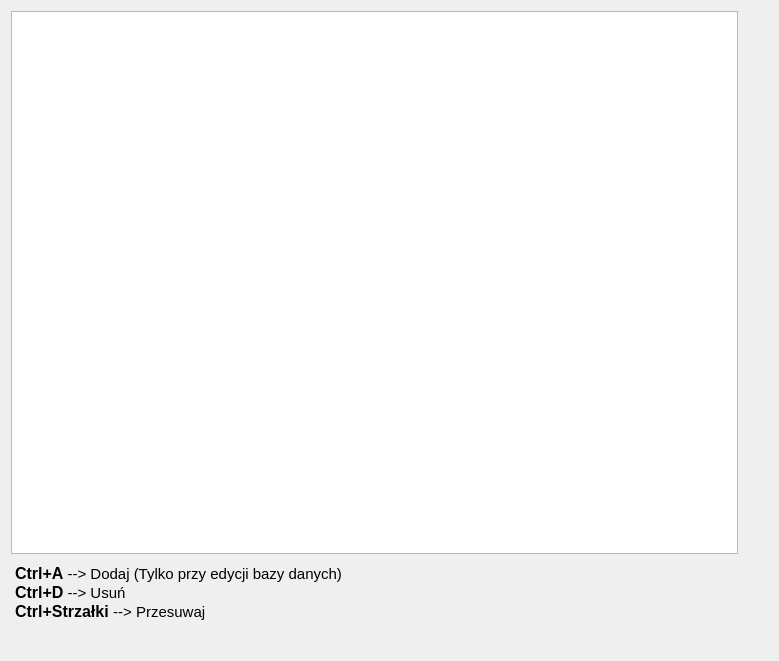
Above: source/UI/Seasons/CalendarEditor/CalendarEditorWidget.ui from SiekamCebule/sj-sim before the change. Below: the same form after it.
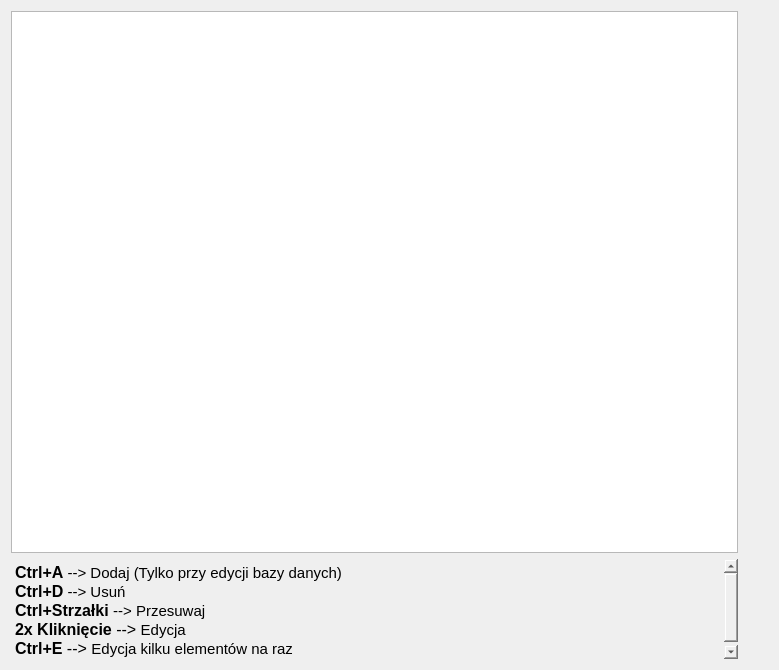
That is the form after the change.

Commit message: Finished calendar editor (without classifications)

```diff
--- a/source/UI/Seasons/CalendarEditor/CalendarEditorWidget.ui
+++ b/source/UI/Seasons/CalendarEditor/CalendarEditorWidget.ui
@@ -7,7 +7,7 @@
     <x>0</x>
     <y>0</y>
     <width>779</width>
-    <height>661</height>
+    <height>670</height>
    </rect>
   </property>
   <property name="windowTitle">
@@ -32,7 +32,7 @@
          <property name="maximumSize">
           <size>
            <width>16777215</width>
-           <height>90</height>
+           <height>100</height>
           </size>
          </property>
          <property name="font">
@@ -56,7 +56,9 @@
 &lt;/style&gt;&lt;/head&gt;&lt;body style=&quot; font-family:'Ubuntu'; font-size:10pt; font-weight:400; font-style:normal;&quot;&gt;
 &lt;p style=&quot; margin-top:0px; margin-bottom:0px; margin-left:0px; margin-right:0px; -qt-block-indent:0; text-indent:0px;&quot;&gt;&lt;span style=&quot; font-size:12pt; font-weight:700;&quot;&gt;Ctrl+A&lt;/span&gt;&lt;span style=&quot; font-size:11pt;&quot;&gt; --&amp;gt; Dodaj (Tylko przy edycji bazy danych)&lt;/span&gt;&lt;/p&gt;
 &lt;p style=&quot; margin-top:0px; margin-bottom:0px; margin-left:0px; margin-right:0px; -qt-block-indent:0; text-indent:0px;&quot;&gt;&lt;span style=&quot; font-size:12pt; font-weight:700;&quot;&gt;Ctrl+D&lt;/span&gt;&lt;span style=&quot; font-size:11pt;&quot;&gt; --&amp;gt; Usuń&lt;/span&gt;&lt;/p&gt;
-&lt;p style=&quot; margin-top:0px; margin-bottom:0px; margin-left:0px; margin-right:0px; -qt-block-indent:0; text-indent:0px;&quot;&gt;&lt;span style=&quot; font-size:12pt; font-weight:700;&quot;&gt;Ctrl+Strzałki&lt;/span&gt;&lt;span style=&quot; font-size:12pt;&quot;&gt; &lt;/span&gt;&lt;span style=&quot; font-size:11pt;&quot;&gt;--&amp;gt; Przesuwaj&lt;/span&gt;&lt;/p&gt;&lt;/body&gt;&lt;/html&gt;</string>
+&lt;p style=&quot; margin-top:0px; margin-bottom:0px; margin-left:0px; margin-right:0px; -qt-block-indent:0; text-indent:0px;&quot;&gt;&lt;span style=&quot; font-size:12pt; font-weight:700;&quot;&gt;Ctrl+Strzałki&lt;/span&gt;&lt;span style=&quot; font-size:12pt;&quot;&gt; &lt;/span&gt;&lt;span style=&quot; font-size:11pt;&quot;&gt;--&amp;gt; Przesuwaj&lt;/span&gt;&lt;/p&gt;
+&lt;p style=&quot; margin-top:0px; margin-bottom:0px; margin-left:0px; margin-right:0px; -qt-block-indent:0; text-indent:0px;&quot;&gt;&lt;span style=&quot; font-size:12pt; font-weight:700;&quot;&gt;2x Kliknięcie &lt;/span&gt;&lt;span style=&quot; font-size:12pt;&quot;&gt;--&amp;gt; &lt;/span&gt;&lt;span style=&quot; font-size:11pt;&quot;&gt;Edycja&lt;/span&gt;&lt;/p&gt;
+&lt;p style=&quot; margin-top:0px; margin-bottom:0px; margin-left:0px; margin-right:0px; -qt-block-indent:0; text-indent:0px;&quot;&gt;&lt;span style=&quot; font-size:12pt; font-weight:700;&quot;&gt;Ctrl+E&lt;/span&gt;&lt;span style=&quot; font-size:12pt;&quot;&gt; --&amp;gt; &lt;/span&gt;&lt;span style=&quot; font-size:11pt;&quot;&gt;Edycja kilku elementów na raz&lt;/span&gt;&lt;/p&gt;&lt;/body&gt;&lt;/html&gt;</string>
          </property>
          <property name="textInteractionFlags">
           <set>Qt::NoTextInteraction</set>
```
The commit also changes 11 other files.
